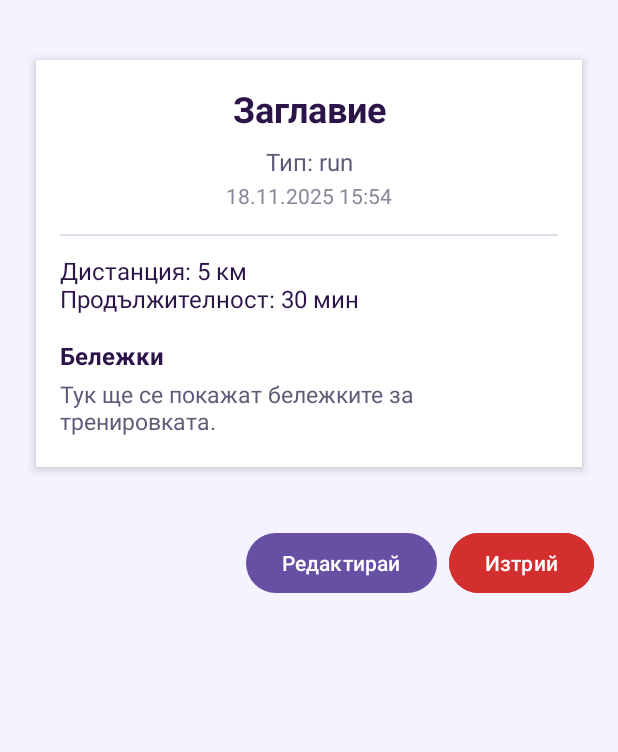
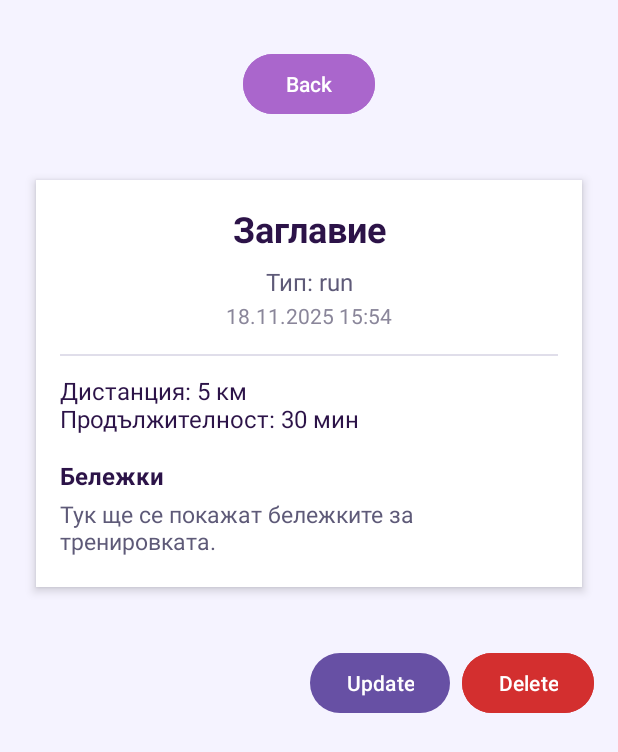
Before and after one commit to Nikolay014/MobileApps2025--2301321071-, an Android app built with Jetpack Compose: the WorkoutDetailsFragment screen opened through its navigation route, on a phone screen of 412 x 824 dp. Shown: the top 752 px of the screen. Run offline under Robolectric (Android 15) with nearby library versions, the phone set to English and light mode, and no system bars; our stand-ins replace Room's generated code.

Commit message:
added back button from WorkoutDetailsFragment.kt to home page

```diff
--- a/app/src/main/java/com/example/fittrack/WorkoutDetailsFragment.kt
+++ b/app/src/main/java/com/example/fittrack/WorkoutDetailsFragment.kt
@@ -42,6 +42,9 @@ class WorkoutDetailsFragment : Fragment(R.layout.fragment_workout_details) {
 
         val btnEdit = view.findViewById<Button>(R.id.btnEdit)
         val btnDelete = view.findViewById<Button>(R.id.btnDelete)
+        val btnBack = view.findViewById<Button>(R.id.btnBack)
+
+
 
         // 🔹 Зареждаме тренировката от базата
         viewLifecycleOwner.lifecycleScope.launch {
@@ -88,5 +91,8 @@ class WorkoutDetailsFragment : Fragment(R.layout.fragment_workout_details) {
                 )
             }
         }
+        btnBack.setOnClickListener {
+            findNavController().popBackStack()
+        }
     }
 }
--- a/app/src/main/res/layout/fragment_workout_details.xml
+++ b/app/src/main/res/layout/fragment_workout_details.xml
@@ -5,11 +5,21 @@
     android:background="#F5F3FF"
     android:padding="16dp">
 
+
     <LinearLayout
         android:orientation="vertical"
         android:layout_width="match_parent"
         android:layout_height="wrap_content"
         android:gravity="center_horizontal">
+        <Button
+            android:id="@+id/btnBack"
+            android:layout_width="wrap_content"
+            android:layout_height="wrap_content"
+            android:text="Back"
+            android:padding="8dp"
+            android:layout_margin="16dp"
+            android:backgroundTint="@android:color/holo_purple"
+            android:textColor="@android:color/white" />
 
         <!-- Карта / картичка -->
         <LinearLayout
@@ -106,13 +116,13 @@
                 android:id="@+id/btnEdit"
                 android:layout_width="wrap_content"
                 android:layout_height="wrap_content"
-                android:text="Редактирай" />
+                android:text="Update" />
 
             <Button
                 android:id="@+id/btnDelete"
                 android:layout_width="wrap_content"
                 android:layout_height="wrap_content"
-                android:text="Изтрий"
+                android:text="Delete"
                 android:layout_marginStart="8dp"
                 android:textColor="@android:color/white"
                 android:backgroundTint="#D32F2F" />
```
